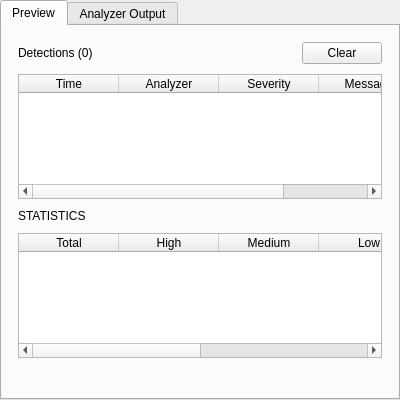
Above: ui/src/DetectionsWidget.ui from xslr/fastrace before the change. Below: the same form after it.
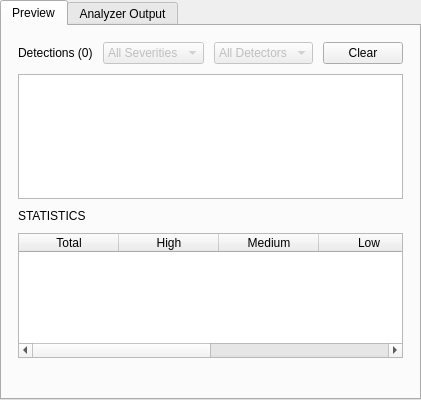
That is the form after the change.

Commit message: feat(detection): first pass implementation

Patch:
```diff
--- a/ui/src/DetectionsWidget.ui
+++ b/ui/src/DetectionsWidget.ui
@@ -34,6 +34,23 @@
            <property name="sizeHint" stdset="0"><size><width>40</width><height>20</height></size></property>
           </spacer>
          </item>
+         <item>
+          <widget class="QComboBox" name="cmbSeverity">
+           <property name="toolTip"><string>Filter by Severity</string></property>
+           <property name="enabled"><bool>false</bool></property>
+           <item><property name="text"><string>All Severities</string></property></item>
+           <item><property name="text"><string>Error</string></property></item>
+           <item><property name="text"><string>Warning</string></property></item>
+           <item><property name="text"><string>Info</string></property></item>
+          </widget>
+         </item>
+         <item>
+          <widget class="QComboBox" name="cmbDetector">
+           <property name="toolTip"><string>Filter by Detector</string></property>
+           <property name="enabled"><bool>false</bool></property>
+           <item><property name="text"><string>All Detectors</string></property></item>
+          </widget>
+         </item>
          <item>
           <widget class="QPushButton" name="btnClear">
            <property name="text"><string>Clear</string></property>
@@ -42,15 +59,10 @@
         </layout>
        </item>
        <item>
-        <widget class="QTableWidget" name="detectionsTable">
+        <widget class="QTableView" name="detectionsTable">
          <property name="showGrid"><bool>false</bool></property>
          <property name="selectionBehavior"><enum>QAbstractItemView::SelectRows</enum></property>
-         <property name="columnCount"><number>4</number></property>
          <attribute name="verticalHeaderVisible"><bool>false</bool></attribute>
-         <column><property name="text"><string>Time</string></property></column>
-         <column><property name="text"><string>Analyzer</string></property></column>
-         <column><property name="text"><string>Severity</string></property></column>
-         <column><property name="text"><string>Message</string></property></column>
         </widget>
        </item>
        <item>
```
The commit also changes 31 other files.
